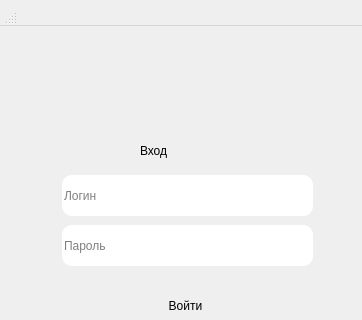
The window that ui/authorization-windows/ui/login_window.ui (toximu/efficio-task-tracker) describes before a commit, drawn with Qt 5; both pictures show x 0 to 362 and y 0 to 320 of the 362 by 600 pixel window.
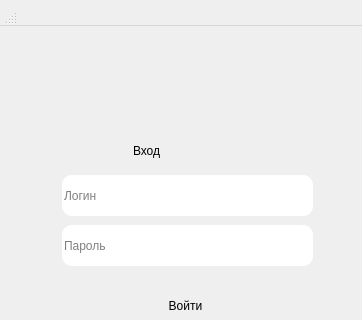
The same window after the commit.

Diff of the .ui file:
```diff
--- a/ui/authorization-windows/ui/login_window.ui
+++ b/ui/authorization-windows/ui/login_window.ui
@@ -42,7 +42,7 @@
    <widget class="QLabel" name="enterLabel">
     <property name="geometry">
      <rect>
-      <x>140</x>
+      <x>133</x>
       <y>130</y>
       <width>91</width>
       <height>41</height>
```
Left out of the diff: 10 changed lines with no effect on the pictures.
